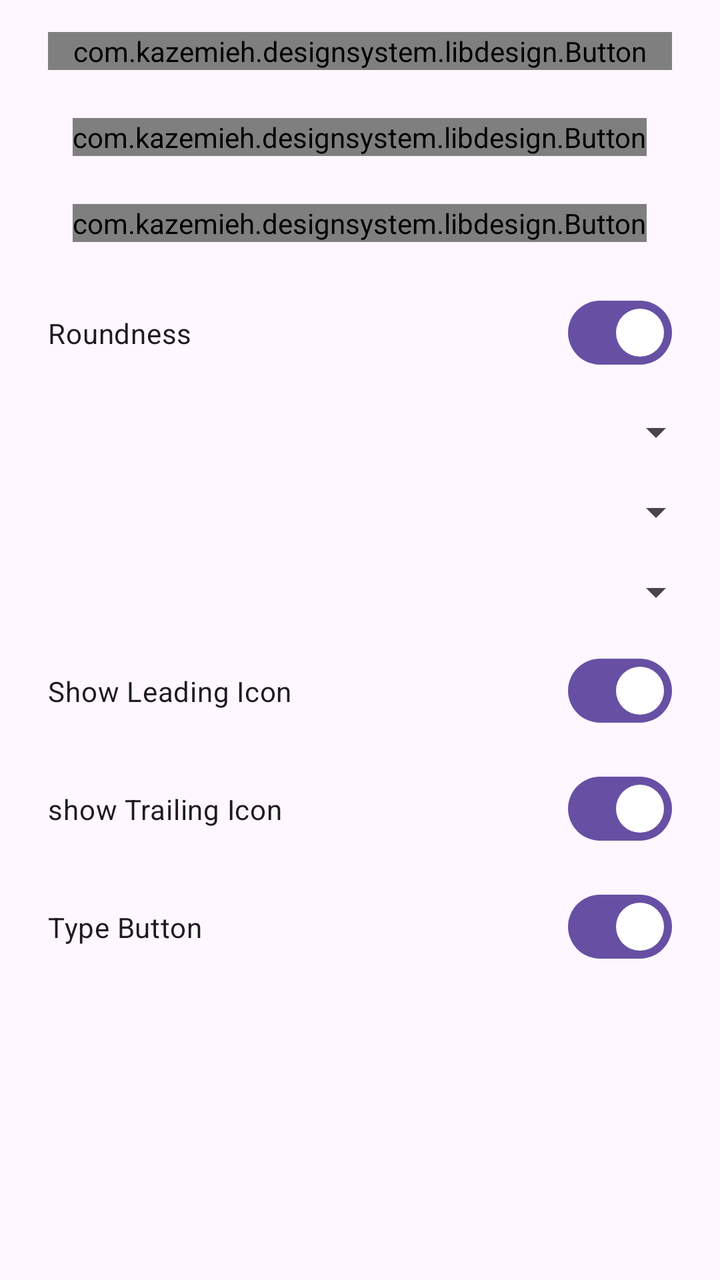
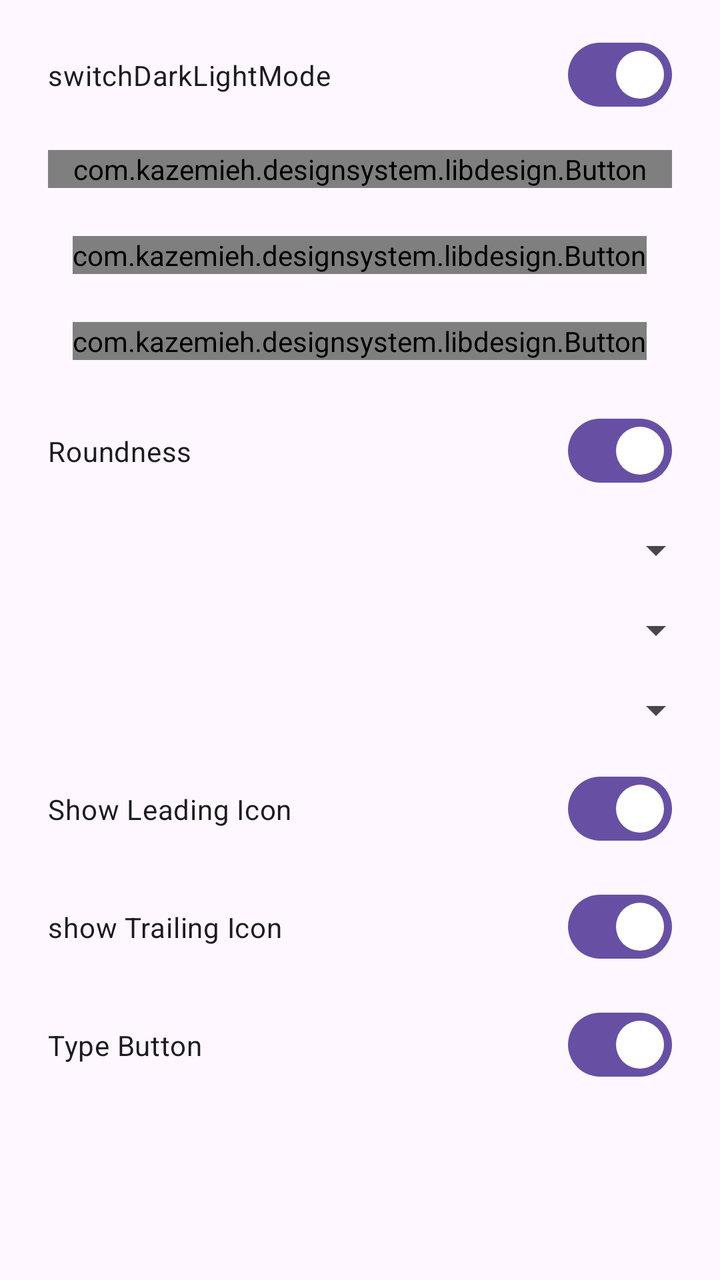

The first picture is an Android layout as it rendered before a commit; the second is the same layout after the commit. The layout source and the unified diff follow.
<!-- AndroidManifest.xml: application theme Theme.DesignSystem -->
<!-- res/layout/activity_main.xml -->
<?xml version="1.0" encoding="utf-8"?>
<layout xmlns:android="http://schemas.android.com/apk/res/android"
    xmlns:app="http://schemas.android.com/apk/res-auto"
    xmlns:tools="http://schemas.android.com/tools">

    <LinearLayout
        android:layout_width="match_parent"
        android:layout_height="match_parent"
        android:orientation="vertical"
        tools:context=".sample.MainActivity">


        <ScrollView
            android:layout_width="match_parent"
            android:layout_height="match_parent"
            tools:ignore="UselessParent">

            <LinearLayout
                android:layout_width="match_parent"
                android:layout_height="wrap_content"
                android:gravity="center_horizontal"
                android:orientation="vertical"
                android:padding="8dp">


                <com.kazemieh.designsystem.libdesign.Button
                    android:id="@+id/smallButtonXml_1"
                    android:layout_width="match_parent"
                    android:layout_height="match_parent"
                    android:layout_marginHorizontal="16dp"
                    android:layout_marginTop="8dp"
                    android:layout_marginBottom="16dp"
                    app:configurationButton="primary"
                    app:leadingIcon="@drawable/icon"
                    app:myCornerRadius="eight"
                    app:stateButton="enable"
                    app:styleButton="field"
                    app:buttonType="normal"
                    app:text="small button xml"
                    app:trailingIcon="@drawable/icon" />

                <com.kazemieh.designsystem.libdesign.Button
                    android:id="@+id/smallButtonXml_2"
                    android:layout_width="wrap_content"
                    android:layout_height="match_parent"
                    android:layout_marginHorizontal="16dp"
                    android:layout_marginTop="8dp"
                    android:layout_marginBottom="16dp"
                    app:configurationButton="primary"
                    app:leadingIcon="@drawable/icon"
                    app:myCornerRadius="hundred"
                    app:buttonType="Icon"
                    app:stateButton="enable"
                    app:styleButton="field"
                    app:text="small button xml"
                    app:trailingIcon="@drawable/icon" />

                <com.kazemieh.designsystem.libdesign.Button
                    android:id="@+id/smallButton"
                    android:layout_width="wrap_content"
                    android:layout_height="wrap_content"
                    android:layout_marginTop="8dp"
                    android:layout_marginBottom="16dp"
                    android:layout_marginHorizontal="16dp" />

                <com.google.android.material.materialswitch.MaterialSwitch
                    android:id="@+id/switchRoundnessSmallButton"
                    android:layout_width="match_parent"
                    android:layout_height="wrap_content"
                    android:checked="true"
                    android:paddingHorizontal="16dp"
                    android:paddingVertical="20dp"
                    android:text="@string/roundness" />

                <Spinner
                    android:id="@+id/spinnerConfigurationSmallButton"
                    android:layout_width="match_parent"
                    android:layout_height="wrap_content"
                    android:paddingHorizontal="8dp"
                    android:paddingVertical="20dp" />

                <Spinner
                    android:id="@+id/spinnerStyleSmallButton"
                    android:layout_width="match_parent"
                    android:layout_height="wrap_content"
                    android:paddingHorizontal="8dp"
                    android:paddingVertical="20dp" />

                <Spinner
                    android:id="@+id/spinnerStateSmallButton"
                    android:layout_width="match_parent"
                    android:layout_height="wrap_content"
                    android:paddingHorizontal="8dp"
                    android:paddingVertical="20dp" />

                <com.google.android.material.materialswitch.MaterialSwitch
                    android:id="@+id/switchShowLeadingIconSmallButton"
                    android:layout_width="match_parent"
                    android:layout_height="wrap_content"
                    android:checked="true"
                    android:paddingHorizontal="16dp"
                    android:paddingVertical="20dp"
                    android:text="@string/show_leading_icon" />

                <com.google.android.material.materialswitch.MaterialSwitch
                    android:id="@+id/switchShowTrailingIconSmallButton"
                    android:layout_width="match_parent"
                    android:layout_height="wrap_content"
                    android:checked="true"
                    android:paddingHorizontal="16dp"
                    android:paddingVertical="20dp"
                    android:text="@string/show_trailing_icon" />


                <com.google.android.material.materialswitch.MaterialSwitch
                    android:id="@+id/switchTypeButton"
                    android:layout_width="match_parent"
                    android:layout_height="wrap_content"
                    android:checked="true"
                    android:paddingHorizontal="16dp"
                    android:paddingVertical="20dp"
                    android:text="@string/type_button" />
            </LinearLayout>

        </ScrollView>

    </LinearLayout>

</layout>
<!-- resources referenced by this layout -->
<resources>
  <!-- drawable icon (drawable) -->
  <vector xmlns:android="http://schemas.android.com/apk/res/android"
      android:width="20dp"
      android:height="20dp"
      android:viewportWidth="20"
      android:viewportHeight="20">
      <path
          android:fillColor="#673AB7"
          android:pathData="M15,10.833H10.833V15C10.833,15.458 10.458,15.833 10,15.833C9.542,15.833 9.167,15.458 9.167,15V10.833H5C4.542,10.833 4.167,10.458 4.167,10C4.167,9.542 4.542,9.167 5,9.167H9.167V5C9.167,4.542 9.542,4.167 10,4.167C10.458,4.167 10.833,4.542 10.833,5V9.167H15C15.458,9.167 15.833,9.542 15.833,10C15.833,10.458 15.458,10.833 15,10.833Z" />
  </vector>
  <string name="roundness">Roundness</string>
  <string name="show_leading_icon">Show Leading Icon</string>
  <string name="show_trailing_icon">show Trailing Icon</string>
  <string name="type_button">Type Button</string>
  <style name="Theme.DesignSystem" parent="Base.Theme.DesignSystem" />
  <style name="Base.Theme.DesignSystem" parent="Theme.Material3.DayNight.NoActionBar">
          
          
      </style>
</resources>

<!-- the commit's change to res/layout/activity_main.xml (unified diff, before → after) -->
@@ -23,6 +23,15 @@
                 android:padding="8dp">
 
 
+                <com.google.android.material.materialswitch.MaterialSwitch
+                    android:id="@+id/switchDarkLightMode"
+                    android:layout_width="match_parent"
+                    android:layout_height="wrap_content"
+                    android:checked="true"
+                    android:paddingHorizontal="16dp"
+                    android:paddingVertical="20dp"
+                    android:text="@string/switchDarkLightMode" />
+
                 <com.kazemieh.designsystem.libdesign.Button
                     android:id="@+id/smallButtonXml_1"
                     android:layout_width="match_parent"
@@ -34,7 +43,7 @@
                     app:leadingIcon="@drawable/icon"
                     app:myCornerRadius="eight"
                     app:stateButton="enable"
-                    app:styleButton="field"
+                    app:styleButton="elevated"
                     app:buttonType="normal"
                     app:text="small button xml"
                     app:trailingIcon="@drawable/icon" />
<!-- resource entries referenced after the edit -->
@@ -13,6 +13,7 @@
   <string name="roundness">Roundness</string>
   <string name="show_leading_icon">Show Leading Icon</string>
   <string name="show_trailing_icon">show Trailing Icon</string>
+  <string name="switchDarkLightMode">switchDarkLightMode</string>
   <string name="type_button">Type Button</string>
   <style name="Theme.DesignSystem" parent="Base.Theme.DesignSystem" />
   <style name="Base.Theme.DesignSystem" parent="Theme.Material3.DayNight.NoActionBar">
